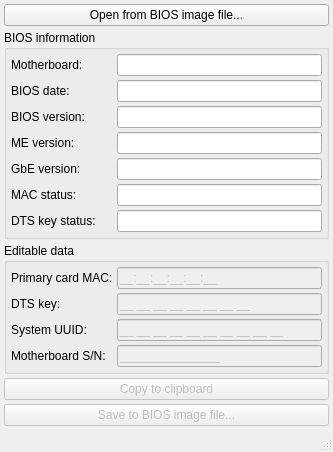
Qt form fd44editor.ui (LongSoft/FD44Editor) before a commit.
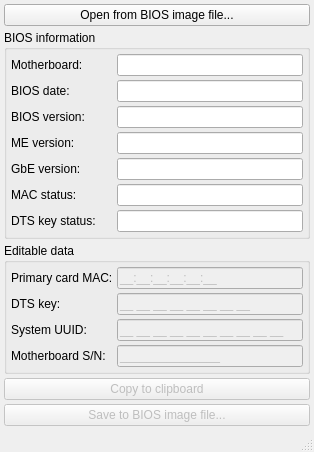
The same form after that commit.

The edit to the form file:
```diff
--- a/fd44editor.ui
+++ b/fd44editor.ui
@@ -6,7 +6,7 @@
    <rect>
     <x>0</x>
     <y>0</y>
-    <width>333</width>
+    <width>314</width>
     <height>415</height>
    </rect>
   </property>
```
Left out of the diff: 2 changed lines with no effect on the pictures.
